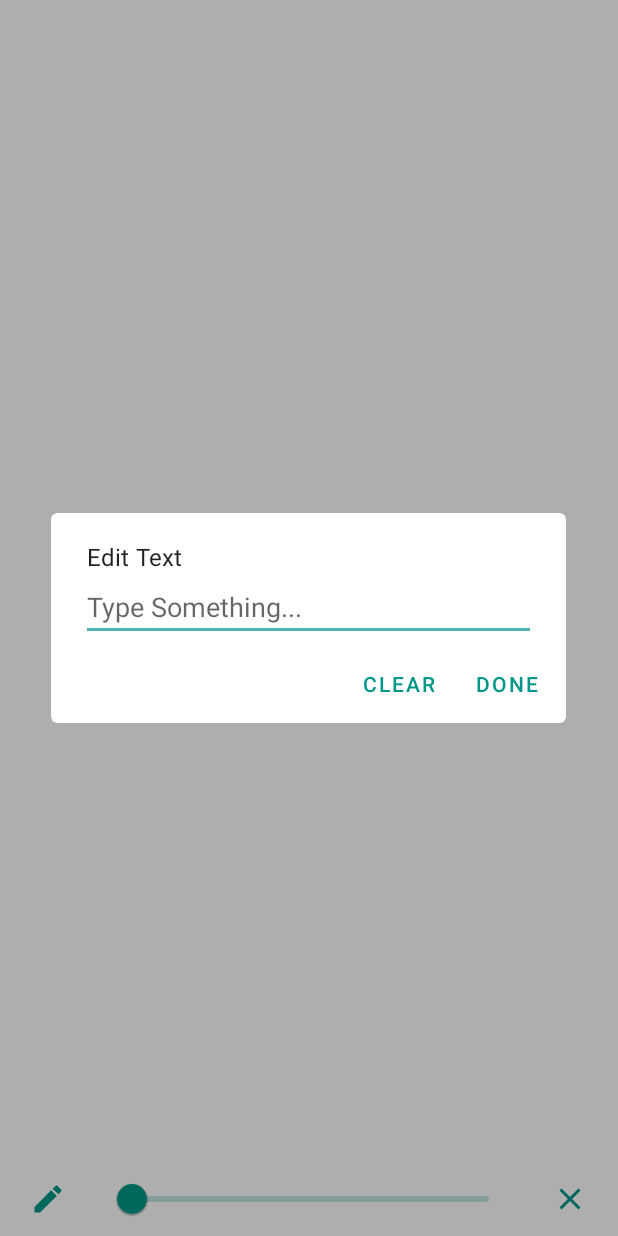
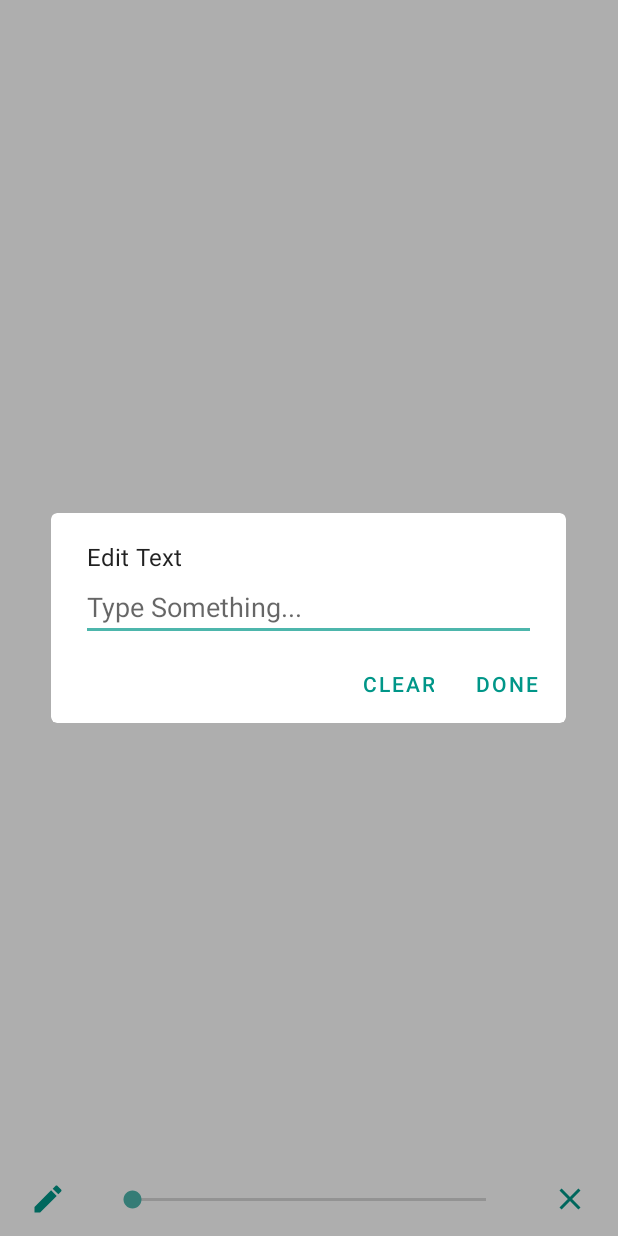
Before and after one commit to Avaneesh-Chopdekar/read-easy-app, an Android app: the screen it shows after launch (MainActivity), after a tap on "Edit", on a phone screen of 412 x 824 dp. Run offline under Robolectric (Android 15) with nearby library versions, the phone set to English and light mode, and no system bars.

Commit message:
Replaced with Old Seekbar

```diff
--- a/app/src/main/java/com/example/easyread/MainActivity.kt
+++ b/app/src/main/java/com/example/easyread/MainActivity.kt
@@ -10,6 +10,7 @@ import android.widget.*
 import androidx.appcompat.app.AlertDialog
 import androidx.appcompat.app.AppCompatActivity
 import com.google.android.material.dialog.MaterialAlertDialogBuilder
+import com.google.android.material.slider.Slider
 
 
 class MainActivity : AppCompatActivity() {
@@ -64,7 +65,7 @@ class MainActivity : AppCompatActivity() {
             input.layoutParams = params
             container.addView(input)
 
-            var dialog = MaterialAlertDialogBuilder(this)
+            val dialog = MaterialAlertDialogBuilder(this)
                 .setTitle("Edit Text")
                 .setView(container)
                 .setNegativeButton("Clear",null)
--- a/app/src/main/res/layout/activity_main.xml
+++ b/app/src/main/res/layout/activity_main.xml
@@ -37,7 +37,7 @@
         </LinearLayout>
     </ScrollView>
 
-    <com.google.android.material.slider.Slider
+    <SeekBar
         android:id="@+id/sbTextSize"
         android:layout_width="0dp"
         android:layout_height="wrap_content"
```
Also changed, not shown: 1 other file.
